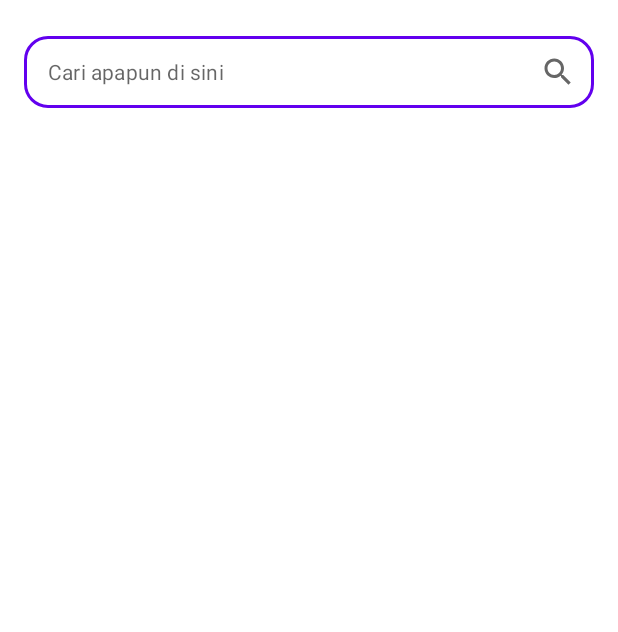
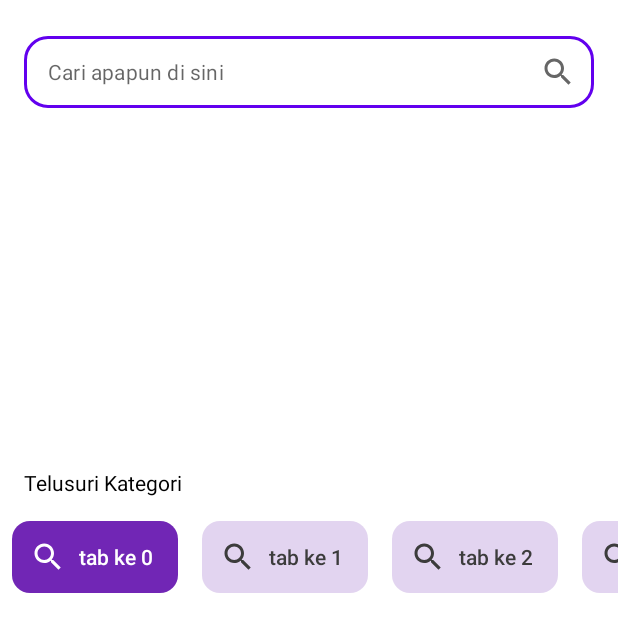
Before and after one commit to FirmanFA/final-project-secondhand-kel-2, an Android app: the fragment HomeFragment shown on its own in the app's theme, on a phone screen of 412 x 824 dp. Shown: the top 632 px of the screen. Run offline under Robolectric (Android 15) with nearby library versions, the phone set to English and light mode, and no system bars.

Commit message:
feat: button category and its list

```diff
--- a/app/src/main/java/com/binar/secondhand/kel2/ui/home/HomeFragment.kt
+++ b/app/src/main/java/com/binar/secondhand/kel2/ui/home/HomeFragment.kt
@@ -7,9 +7,11 @@ import android.view.LayoutInflater
 import android.view.View
 import android.view.ViewGroup
 import android.view.inputmethod.EditorInfo
+import android.widget.Toast
 import com.binar.secondhand.kel2.R
 import com.binar.secondhand.kel2.databinding.FragmentHomeBinding
 import com.binar.secondhand.kel2.ui.base.BaseFragment
+import com.google.android.material.tabs.TabLayout
 
 class HomeFragment : BaseFragment<FragmentHomeBinding>(FragmentHomeBinding::inflate) {
 
@@ -22,13 +24,32 @@ class HomeFragment : BaseFragment<FragmentHomeBinding>(FragmentHomeBinding::infl
 
         binding.etSearch.editText?.setOnEditorActionListener { textView, i, keyEvent ->
 
-            if (i == EditorInfo.IME_ACTION_SEARCH){
+            if (i == EditorInfo.IME_ACTION_SEARCH) {
                 //do something with search
             }
 
             true
         }
 
+        for (i in 0..3) {
+            binding.tabHomeCategory.addTab(
+                binding.tabHomeCategory.newTab()
+                    .setText("tab ke $i")
+                    .setIcon(R.drawable.ic_baseline_search_24).setId(i*10)
+                    .setTag("ini tag tab ke $i")
+            )
+
+        }
+
+        binding.tabHomeCategory.addOnTabSelectedListener(object : TabLayout.OnTabSelectedListener {
+            override fun onTabSelected(tab: TabLayout.Tab?) {
+                Toast.makeText(context, "${tab?.tag}", Toast.LENGTH_SHORT).show()
+            }
+
+            override fun onTabUnselected(tab: TabLayout.Tab?) {}
+            override fun onTabReselected(tab: TabLayout.Tab?) {}
+
+        })
     }
 
 
--- a/app/src/main/res/layout/fragment_home.xml
+++ b/app/src/main/res/layout/fragment_home.xml
@@ -40,5 +40,69 @@
             android:textSize="14sp" />
     </com.google.android.material.textfield.TextInputLayout>
 
+    <androidx.cardview.widget.CardView
+        android:id="@+id/cardView"
+        android:layout_width="0dp"
+        android:layout_height="200dp"
+        android:layout_marginTop="24dp"
+        app:cardElevation="0dp"
+        app:layout_constraintEnd_toEndOf="parent"
+        app:layout_constraintStart_toStartOf="parent"
+        app:layout_constraintTop_toBottomOf="@+id/et_search">
 
-</androidx.constraintlayout.widget.ConstraintLayout>
+        <androidx.viewpager2.widget.ViewPager2
+            android:layout_width="match_parent"
+            android:layout_height="match_parent" />
+    </androidx.cardview.widget.CardView>
+
+    <TextView
+        android:id="@+id/textView"
+        android:layout_width="0dp"
+        android:layout_height="wrap_content"
+        android:layout_marginStart="16dp"
+        android:layout_marginTop="16dp"
+        android:layout_marginEnd="16dp"
+        android:text="Telusuri Kategori"
+        android:textColor="@color/black"
+        android:textSize="14sp"
+        app:layout_constraintEnd_toEndOf="parent"
+        app:layout_constraintStart_toStartOf="parent"
+        app:layout_constraintTop_toBottomOf="@+id/cardView" />
+
+    <com.google.android.material.tabs.TabLayout
+        android:id="@+id/tab_home_category"
+        android:layout_width="0dp"
+        android:layout_height="wrap_content"
+        android:layout_marginTop="16dp"
+        app:layout_constraintEnd_toEndOf="parent"
+        app:layout_constraintStart_toStartOf="parent"
+        app:layout_constraintTop_toBottomOf="@+id/textView"
+        app:tabBackground="@drawable/home_category_tab_background"
+        app:tabIconTint="@color/main_category_tab_icon_color"
+        app:tabPaddingEnd="25dp"
+        app:tabPaddingStart="20dp"
+        app:tabInlineLabel="true"
+        app:tabRippleColor="@null"
+        app:tabIndicator="@null"
+        app:tabMode="scrollable"
+        app:tabSelectedTextColor="@color/white"
+        app:tabTextAppearance="@style/home_tab_text_appreance"
+        app:tabTextColor="#3C3C3C">
+
+    </com.google.android.material.tabs.TabLayout>
+
+    <androidx.recyclerview.widget.RecyclerView
+        android:id="@+id/rv_home_product"
+        android:layout_width="0dp"
+        android:layout_height="wrap_content"
+        android:layout_marginTop="32dp"
+        app:layoutManager="androidx.recyclerview.widget.LinearLayoutManager"
+        android:orientation="horizontal"
+        android:paddingHorizontal="16dp"
+        android:clipToPadding="false"
+        tools:listitem="@layout/home_product_list_layout"
+        app:layout_constraintEnd_toEndOf="parent"
+        app:layout_constraintStart_toStartOf="parent"
+        app:layout_constraintTop_toBottomOf="@+id/tab_home_category" />
+
+    </androidx.constraintlayout.widget.ConstraintLayout>
--- a/app/src/main/res/layout/home_product_list_layout.xml
+++ b/app/src/main/res/layout/home_product_list_layout.xml
@@ -26,7 +26,7 @@
             app:layout_constraintTop_toTopOf="parent">
 
             <ImageView
-                android:id="@+id/imv_product_image"
+                android:id="@+id/imageView"
                 android:layout_width="match_parent"
                 android:layout_height="match_parent"
                 android:scaleType="centerCrop"
@@ -34,7 +34,7 @@
         </androidx.cardview.widget.CardView>
 
         <TextView
-            android:id="@+id/tv_product_name"
+            android:id="@+id/textView2"
             android:layout_width="0dp"
             android:layout_height="wrap_content"
             android:layout_marginTop="8dp"
@@ -48,7 +48,7 @@
             app:layout_constraintTop_toBottomOf="@+id/cardView2" />
 
         <TextView
-            android:id="@+id/tv_product_category"
+            android:id="@+id/textView3"
             android:layout_width="0dp"
             android:layout_height="wrap_content"
             android:layout_marginTop="4dp"
@@ -57,10 +57,10 @@
             android:textSize="11sp"
             app:layout_constraintEnd_toEndOf="@+id/cardView2"
             app:layout_constraintStart_toStartOf="@+id/cardView2"
-            app:layout_constraintTop_toBottomOf="@+id/tv_product_name" />
+            app:layout_constraintTop_toBottomOf="@+id/textView2" />
 
         <TextView
-            android:id="@+id/tv_product_price"
+            android:id="@+id/textView4"
             android:layout_width="0dp"
             android:layout_height="wrap_content"
             android:layout_marginTop="8dp"
@@ -71,7 +71,7 @@
             app:layout_constraintBottom_toBottomOf="parent"
             app:layout_constraintEnd_toEndOf="@+id/cardView2"
             app:layout_constraintStart_toStartOf="@+id/cardView2"
-            app:layout_constraintTop_toBottomOf="@+id/tv_product_category"
+            app:layout_constraintTop_toBottomOf="@+id/textView3"
             app:layout_constraintVertical_bias="0.0" />
 
     </androidx.constraintlayout.widget.ConstraintLayout>
```
